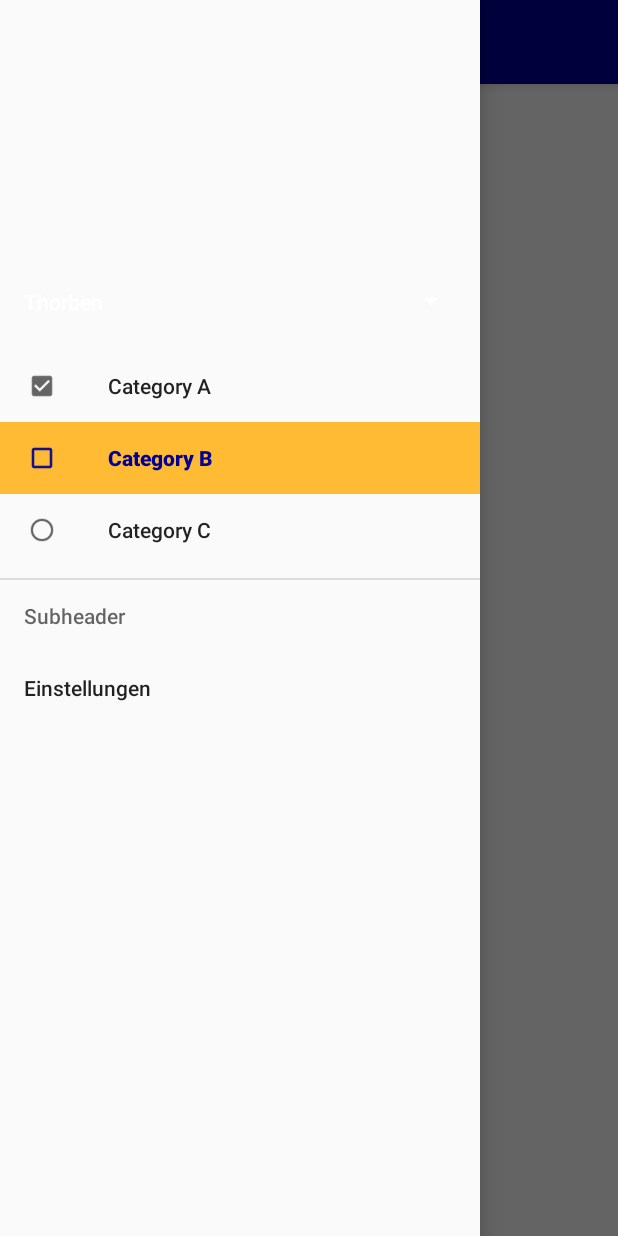
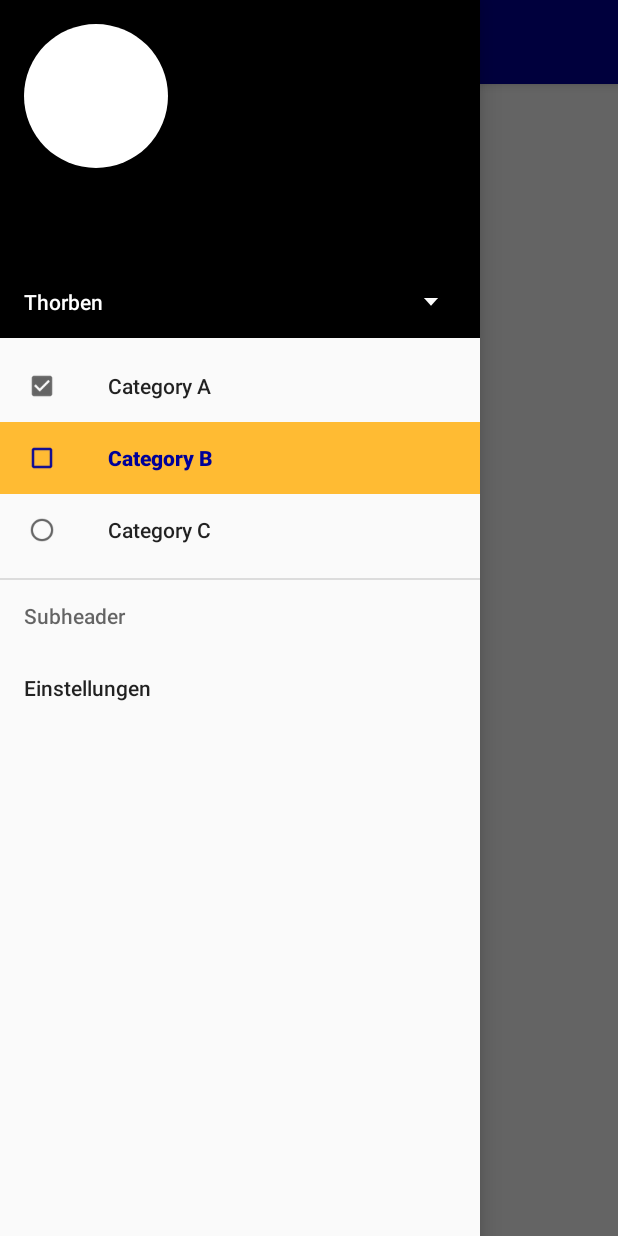
Before and after one commit to trbnb/AccountNavigationView, an Android app: the screen it shows after launch (MainActivity), in the side drawer, after a tap on "Category B", on a phone screen of 412 x 824 dp. Run offline under Robolectric (Android 15) with nearby library versions, the phone set to English and light mode, and no system bars; our stand-ins replace CircleImageView; 5 statements that could not run were skipped.

Commit message:
Removed the useless helper and integrated his functionality into the view itself.

```diff
--- a/app/src/main/java/de/trbnb/accountnavigationview/MainActivity.java
+++ b/app/src/main/java/de/trbnb/accountnavigationview/MainActivity.java
@@ -1,8 +1,11 @@
 package de.trbnb.accountnavigationview;
 
+import android.graphics.Color;
+import android.graphics.drawable.ColorDrawable;
 import android.os.Bundle;
 import android.support.v7.app.AppCompatActivity;
 import android.support.v7.widget.Toolbar;
+import android.view.MenuItem;
 
 import de.trbnb.library.AccountNavigationView;
 
@@ -21,18 +24,14 @@ public class MainActivity extends AppCompatActivity {
         accountNavigationView = (AccountNavigationView) findViewById(R.id.nav);
         accountNavigationView.setHeaderText(R.string.not_logged_in);
 
-        accountNavigationView.addNavigationGroupId(R.id.navigation_primary);
         accountNavigationView.addNavigationItemId(R.id.navigation_secondary);
-        accountNavigationView.addAccountGroupId(R.id.accounts_primary);
         accountNavigationView.addAccountItemId(R.id.accounts_secondary);
 
-        AccountNavigationView.ItemClickHelper helper = new AccountNavigationView.ItemClickHelper(
-                accountNavigationView,
-                R.id.navigation_primary,
-                R.id.nav_first,
-                R.id.accounts_primary,
-                R.id.acc_first
-        );
+        accountNavigationView.addAccount("Jeff", 0);
+        MenuItem item = accountNavigationView.addAccount("Mathias", 0);
+        accountNavigationView.addAccount("Alexander", 0);
 
+        accountNavigationView.selectItem(item);
+        accountNavigationView.setBigCircleDrawable(new ColorDrawable(Color.WHITE));
     }
 }
--- a/app/src/main/res/layout/activity_main.xml
+++ b/app/src/main/res/layout/activity_main.xml
@@ -27,6 +27,8 @@
         android:layout_height="match_parent"
         android:layout_gravity="start"
         android:fitsSystemWindows="true"
-        app:menu="@menu/menu_nav_test"/>
+        app:menu="@menu/menu_nav_test"
+        app:selectedNavigationItem="@+id/cat_a"
+        app:selectedAccountItem="@+id/notloggedin"/>
 
 </android.support.v4.widget.DrawerLayout>
--- a/app/src/main/res/menu/menu_nav_test.xml
+++ b/app/src/main/res/menu/menu_nav_test.xml
@@ -1,10 +1,10 @@
 <?xml version="1.0" encoding="utf-8"?>
 <menu xmlns:android="http://schemas.android.com/apk/res/android">
 
-    <group android:id="@+id/navigation_primary" android:checkableBehavior="single">
-        <item android:id="@+id/nav_first" android:title="Category A" android:icon="@drawable/abc_btn_check_to_on_mtrl_015" android:checked="true"/>
-        <item android:title="Category B" android:icon="@drawable/abc_btn_check_to_on_mtrl_000"/>
-        <item android:title="Category C" android:icon="@drawable/abc_btn_radio_to_on_mtrl_000"/>
+    <group android:id="@id/navigation_primary" android:checkableBehavior="single">
+        <item android:id="@+id/cat_a" android:title="Category A" android:icon="@drawable/abc_btn_check_to_on_mtrl_015" android:checked="true"/>
+        <item android:id="@+id/cat_b" android:title="Category B" android:icon="@drawable/abc_btn_check_to_on_mtrl_000"/>
+        <item android:id="@+id/cat_c" android:title="Category C" android:icon="@drawable/abc_btn_radio_to_on_mtrl_000"/>
     </group>
     <item android:id="@+id/navigation_secondary" android:title="Subheader">
         <menu>
@@ -12,14 +12,11 @@
         </menu>
     </item>
 
-    <group android:id="@+id/accounts_primary" android:checkableBehavior="single">
-        <item android:id="@+id/acc_first" android:title="@string/not_logged_in" android:checked="true"/>
-        <item android:title="Mathias"/>
-        <item android:title="Jeff"/>
-        <item android:title="Alexander"/>
+    <group android:id="@id/accounts_primary" android:checkableBehavior="single" android:orderInCategory="0">
+        <item android:id="@+id/notloggedin" android:title="@string/not_logged_in" android:checked="true"/>
     </group>
 
-    <item android:id="@+id/accounts_secondary" android:title="Subheader">
+    <item android:id="@+id/accounts_secondary" android:title="Subheader" android:orderInCategory="1">
         <menu>
             <item android:title="Manage Accounts..."/>
         </menu>
--- a/library/build.gradle
+++ b/library/build.gradle
@@ -25,4 +25,5 @@ android {
 dependencies {
     compile fileTree(dir: 'libs', include: ['*.jar'])
     compile 'com.android.support:design:23.0.0'
+    compile 'de.hdodenhof:circleimageview:1.3.0'
 }
--- a/library/src/main/java/de/trbnb/library/AccountNavigationView.java
+++ b/library/src/main/java/de/trbnb/library/AccountNavigationView.java
@@ -13,7 +13,6 @@ import android.support.annotation.Nullable;
 import android.support.annotation.StringRes;
 import android.support.design.widget.NavigationView;
 import android.util.AttributeSet;
-import android.util.TypedValue;
 import android.view.MenuItem;
 import android.view.View;
 import android.view.ViewGroup;
@@ -22,12 +21,16 @@ import android.widget.ImageView;
 import android.widget.TextView;
 
 import java.util.ArrayList;
+import java.util.HashSet;
 import java.util.List;
+import java.util.Set;
+
+import de.hdodenhof.circleimageview.CircleImageView;
 
 /**
  * NavigationView that is build to be used with multiple accounts.
  */
-public class AccountNavigationView extends NavigationView {
+public class AccountNavigationView extends NavigationView implements NavigationView.OnNavigationItemSelectedListener {
 
     public static final int ACCOUNT_MENU_ANIMATION_DURATION = 400;
 
@@ -35,15 +38,23 @@ public class AccountNavigationView extends NavigationView {
     private ImageView headerImage;
     private TextView headerText;
     private ImageView headerArrow;
+    private CircleImageView bigCircle;
 
     private boolean accountsAreShown = false;
 
-    private List<Integer> navigationItemIds;
-    private List<Integer> navigationGroupIds;
+    private Set<Integer> navigationItemIds;
+    private Set<Integer> navigationGroupIds;
 
-    private List<Integer> accountItemIds;
-    private List<Integer> accountGroupIds;
+    private Set<Integer> accountItemIds;
+    private Set<Integer> accountGroupIds;
 
+    private int mainNavigationGroup = R.id.navigation_primary;
+    private int mainAccountGroup = R.id.accounts_primary;
+
+    private MenuItem selectedNavigationItem;
+    private MenuItem selectedAccountItem;
+
+    private OnNavigationItemSelectedListener navigationItemSelectedListener;
     private DisplayListener listener;
 
     public AccountNavigationView(Context context) {
@@ -70,18 +81,24 @@ public class AccountNavigationView extends NavigationView {
     }
 
     private void init(){
-        navigationItemIds = new ArrayList<>();
-        navigationGroupIds = new ArrayList<>();
+        navigationItemIds = new HashSet<>();
+        navigationGroupIds = new HashSet<>();
 
-        accountItemIds = new ArrayList<>();
-        accountGroupIds = new ArrayList<>();
+        accountItemIds = new HashSet<>();
+        accountGroupIds = new HashSet<>();
 
         inflateHeaderView(R.layout.nav_header);
 
         header = (FrameLayout) findViewById(R.id.nav_header);
+        bigCircle = (CircleImageView) findViewById(R.id.bigcircle);
         headerImage = (ImageView) findViewById(R.id.nav_header_img);
         headerText = (TextView) findViewById(R.id.nav_header_text);
         headerArrow = (ImageView) findViewById(R.id.nav_header_arrow);
+
+/*        if(Build.VERSION.SDK_INT >= 21) {
+            ((MarginLayoutParams) bigCircle.getLayoutParams()).topMargin +=
+                    UIUtils.getStatusBarHeight(getContext());
+        }*/
 
         header.setOnClickListener(new View.OnClickListener() {
             @Override
@@ -106,6 +123,7 @@ public class AccountNavigationView extends NavigationView {
                 showNavigationMenu();
             }
         });
+        super.setNavigationItemSelectedListener(this);
     }
 
     /**
@@ -120,7 +138,28 @@ public class AccountNavigationView extends NavigationView {
             headerImage.setImageDrawable(headerBackground);
         }
 
+        mainNavigationGroup = arr.getResourceId(R.styleable.AccountNavigationView_navigationGroup, mainNavigationGroup);
+        mainAccountGroup = arr.getResourceId(R.styleable.AccountNavigationView_accountGroup, mainAccountGroup);
+
+        addNavigationGroupId(mainNavigationGroup);
+        addAccountGroupId(mainAccountGroup);
+
+        int selectedNavigationItemId = arr.getResourceId(R.styleable.AccountNavigationView_selectedNavigationItem, 0);
+        int selectedAccountItemId = arr.getResourceId(R.styleable.AccountNavigationView_selectedAccountItem, 0);
+
+        selectItem(selectedNavigationItemId);
+        selectItem(selectedAccountItemId);
+
         arr.recycle();
+    }
+
+    public void setBigCircleDrawable(Drawable drawable){
+        bigCircle.setImageDrawable(drawable);
+    }
+
+    @Override
+    public void setNavigationItemSelectedListener(OnNavigationItemSelectedListener navigationItemSelectedListener) {
+        this.navigationItemSelectedListener = navigationItemSelectedListener;
     }
 
     /**
@@ -137,6 +176,10 @@ public class AccountNavigationView extends NavigationView {
      */
     public void setHeaderText(String text){
         headerText.setText(text);
+    }
+
+    public MenuItem addAccount(String name, int id){
+        return getMenu().add(mainAccountGroup, id, 0, name).setCheckable(true);
     }
 
     public void addNavigationItemId(@IdRes int id){
@@ -168,7 +211,7 @@ public class AccountNavigationView extends NavigationView {
         if(isInEditMode()){
             headerImage.setImageDrawable(new ColorDrawable(Color.BLACK));
         } else {
-            headerImage.setImageDrawable(WallpaperManager.getInstance(getContext()).getFastDrawable());
+            headerImage.setImageDrawable(WallpaperManager.getInstance(getContext()).getDrawable());
         }
     }
 
@@ -177,6 +220,23 @@ public class AccountNavigationView extends NavigationView {
             setStandardHeaderBackground();
         } else {
             headerImage.setImageDrawable(drawable);
+        }
+    }
+
+    public void selectItem(@IdRes int id){
+        selectItem(getMenu().findItem(id));
+    }
+
+    public void selectItem(MenuItem item){
+        if(item != null){
+            if(item.getGroupId() == mainNavigationGroup){
+                selectedNavigationItem = item;
+                item.setChecked(!accountsAreShown);
+            } else if(item.getGroupId() == mainAccountGroup){
+                selectedAccountItem = item;
+                item.setChecked(accountsAreShown);
+                setHeaderText(item.getTitle().toString());
+            }
         }
     }
 
@@ -235,9 +295,8 @@ public class AccountNavigationView extends NavigationView {
      * @param ids list of items ids
      * @param visible If true the items will be made visible, otherwise invisible.
      */
-    private void makeItemListVisible(List<Integer> ids, boolean visible){
-        for (int i = 0; i < ids.size(); i++) {
-            Integer id = ids.get(i);
+    private void makeItemListVisible(Set<Integer> ids, boolean visible){
+        for (Integer id : ids) {
             getMenu().findItem(id).setVisible(visible);
         }
     }
@@ -247,9 +306,8 @@ public class AccountNavigationView extends NavigationView {
      * @param ids list of group ids
      * @param visible If true the groups will be made visible, otherwise invisible.
      */
-    private void makeGroupListVisible(List<Integer> ids, boolean visible){
-        for (int i = 0; i < ids.size(); i++) {
-            Integer id = ids.get(i);
+    private void makeGroupListVisible(Set<Integer> ids, boolean visible){
+        for (Integer id : ids){
             getMenu().setGroupVisible(id, visible);
         }
     }
@@ -260,9 +318,7 @@ public class AccountNavigationView extends NavigationView {
     public void showNavigationMenu(){
         makeAccountListVisible(false);
 
-        if(listener != null){
-            listener.onNavigationMenuShown();
-        }
+        onNavigationMenuShown();
     }
 
     /**
@@ -271,9 +327,7 @@ public class AccountNavigationView extends NavigationView {
     public void showAccounts(){
          makeAccountListVisible(true);
 
-        if(listener != null){
-            listener.onAccountsShown();
-        }
+        onAccountsShown();
     }
 
     /**
@@ -283,9 +337,7 @@ public class AccountNavigationView extends NavigationView {
         animateMenuItemsVisibility(new Callback() {
             @Override
             public void onFinished() {
-                if(listener != null){
-                    listener.onNavigationMenuShown();
-                }
+                onNavigationMenuShown();
 
                 makeAccountListVisible(false);
                 animateMenuItemsVisibility(null, true);
@@ -300,9 +352,7 @@ public class AccountNavigationView extends NavigationView {
         animateMenuItemsVisibility(new Callback() {
             @Override
             public void onFinished() {
-                if(listener != null){
-                    listener.onAccountsShown();
-                }
+                onAccountsShown();
 
                 showAccounts();
                 animateMenuItemsVisibility(null, true);
@@ -310,15 +360,35 @@ public class AccountNavigationView extends NavigationView {
         }, false);
     }
 
-    /**
-     * converts dp into pixels
-     */
-    private float dpToPx(int dp){
-        return TypedValue.applyDimension(
-                TypedValue.COMPLEX_UNIT_DIP,
-                dp,
-                getContext().getResources().getDisplayMetrics()
-        );
+    protected void onNavigationMenuShown(){
+        if(selectedNavigationItem != null){
+            selectedNavigationItem.setChecked(true);
+        }
+
+        if(listener != null){
+            listener.onNavigationMenuShown();
+        }
+    }
+
+    protected void onAccountsShown(){
+        if(selectedAccountItem != null){
+            selectedAccountItem.setChecked(true);
+        }
+
+        if(listener != null){
+            listener.onAccountsShown();
+        }
+    }
+
+    @Override
+    public boolean onNavigationItemSelected(MenuItem menuItem) {
+        selectItem(menuItem);
+
+        if(navigationItemSelectedListener != null){
+            navigationItemSelectedListener.onNavigationItemSelected(menuItem);
+        }
+
+        return true;
     }
 
     /**
@@ -334,67 +404,6 @@ public class AccountNavigationView extends NavigationView {
     public interface DisplayListener {
         void onNavigationMenuShown();
         void onAccountsShown();
-    }
 
-    public static class ItemClickHelper implements OnNavigationItemSelectedListener, DisplayListener {
-
-        private AccountNavigationView view;
-
-        private int navigationGroup;
-        private int accountGroup;
-
-        private MenuItem selectedNavigationItem;
-        private MenuItem selectedAccountItem;
-
-        private OnNavigationItemSelectedListener navigationItemSelectedListener;
-        private DisplayListener displayListener;
-
-        public ItemClickHelper(AccountNavigationView view,
-                               @IdRes int navigationGroup, @IdRes int firstNavigationSelection,
-                               @IdRes int accountGroup,    @IdRes int firstAccountSelection){
-            this.view = view;
-
-            this.navigationGroup = navigationGroup;
-            this.accountGroup = accountGroup;
-
-            this.selectedNavigationItem = view.getMenu().findItem(firstNavigationSelection);
-            this.selectedAccountItem = view.getMenu().findItem(firstAccountSelection);
-
-            view.setNavigationItemSelectedListener(this);
-            view.setDisplayListener(this);
-        }
-
-        public void setNavigationItemSelectedListener(OnNavigationItemSelectedListener externalListener) {
-            this.navigationItemSelectedListener = externalListener;
-        }
-
-        public void setDisplayListener(DisplayListener displayListener) {
-            this.displayListener = displayListener;
-        }
-
-        @Override
-        public boolean onNavigationItemSelected(MenuItem menuItem) {
-            if(menuItem.getGroupId() == navigationGroup){
-                selectedNavigationItem = menuItem;
-            } else if(menuItem.getGroupId() == accountGroup){
-                selectedAccountItem = menuItem;
-            }
-
-            if(navigationItemSelectedListener != null){
-                navigationItemSelectedListener.onNavigationItemSelected(menuItem);
-            }
-
-            return true;
-        }
-
-        @Override
-        public void onNavigationMenuShown() {
-            selectedNavigationItem.setChecked(true);
-        }
-
-        @Override
-        public void onAccountsShown() {
-            selectedAccountItem.setChecked(true);
-        }
     }
 }
--- a/library/src/main/res/layout/nav_header.xml
+++ b/library/src/main/res/layout/nav_header.xml
@@ -2,8 +2,11 @@
 <FrameLayout xmlns:android="http://schemas.android.com/apk/res/android"
     android:id="@+id/nav_header"
     android:layout_width="match_parent"
-    android:layout_height="225dp"
-    android:foreground="@drawable/header_indicator">
+    android:layout_height="225dp">
+
+    <!--
+    android:foreground="@drawable/header_indicator"
+     -->
 
     <ImageView
         android:id="@+id/nav_header_img"
@@ -11,7 +14,15 @@
         android:layout_height="match_parent"
         android:scaleType="centerCrop"
         android:tint="#66000000"
-        android:tintMode="src_over"/>
+        android:tintMode="src_over"
+        android:background="@android:color/black"/>
+
+    <de.hdodenhof.circleimageview.CircleImageView
+        android:id="@+id/bigcircle"
+        android:layout_height="96dp"
+        android:layout_width="96dp"
+        android:layout_margin="16dp"
+        android:src="@android:color/white"/>
 
     <LinearLayout
         android:layout_width="match_parent"
--- a/library/src/main/res/values/ids.xml
+++ b/library/src/main/res/values/ids.xml
@@ -1,8 +1,6 @@
 <?xml version="1.0" encoding="utf-8"?>
 <resources>
     <item type="id" name="navigation_primary"/>
-    <item type="id" name="navigation_secondary"/>
 
     <item type="id" name="accounts_primary"/>
-    <item type="id" name="accounts_secondary"/>
 </resources>
```
Also changed, not shown: library/src/main/java/de/trbnb/library/UIUtils.java (added, +17 -0 lines), library/src/main/res/layout/navigation_item.xml (deleted, +0 -11 lines), library/src/main/res/values/attrs.xml (+4 -7 lines), 1 other file.
